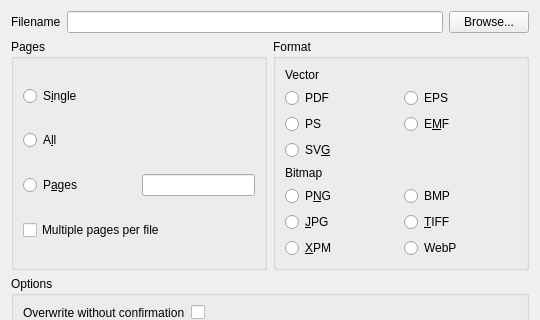
Qt form ui/export.ui (veusz/veusz) before a commit; both pictures show x 0 to 540 and y 0 to 320 of the 540 by 680 pixel window.
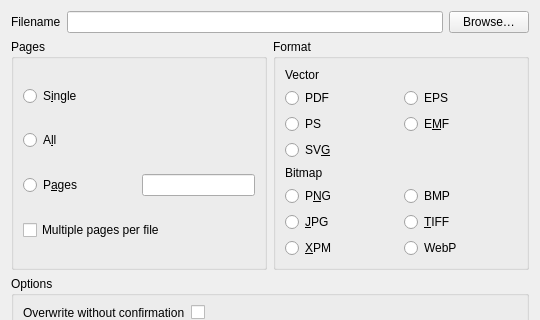
The same form after that commit.

Diff of the .ui file:
```diff
--- a/ui/export.ui
+++ b/ui/export.ui
@@ -33,7 +33,7 @@
      <item>
       <widget class="QPushButton" name="buttonBrowse">
        <property name="text">
-        <string>Browse...</string>
+        <string>Browse…</string>
        </property>
       </widget>
      </item>
```
